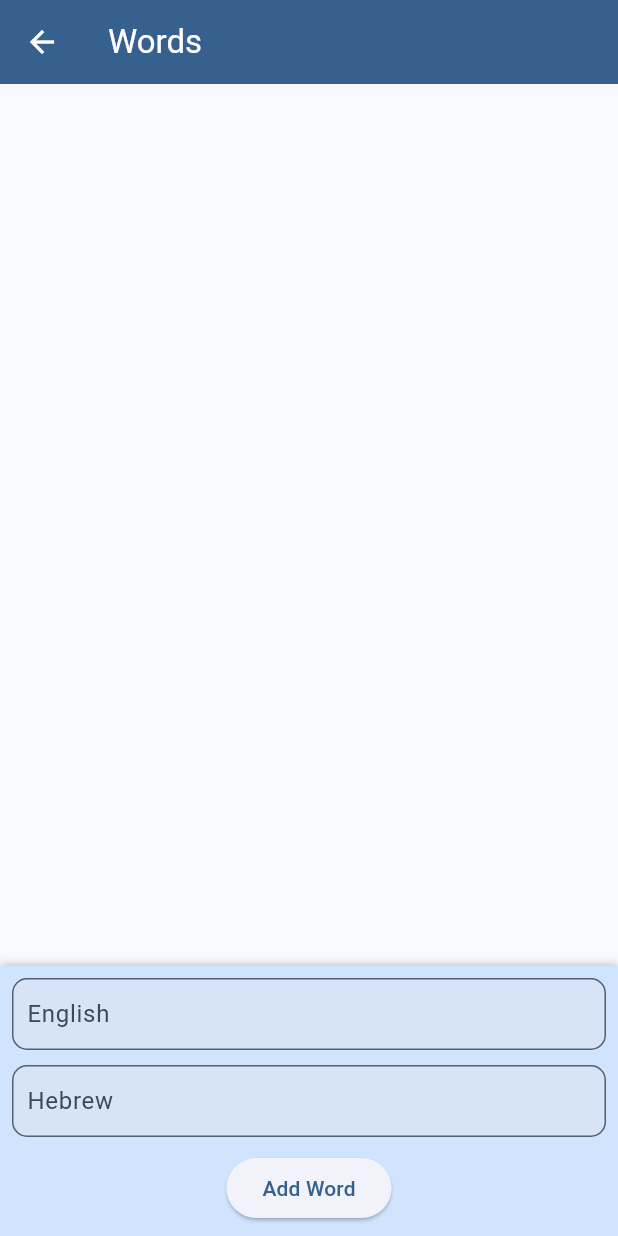
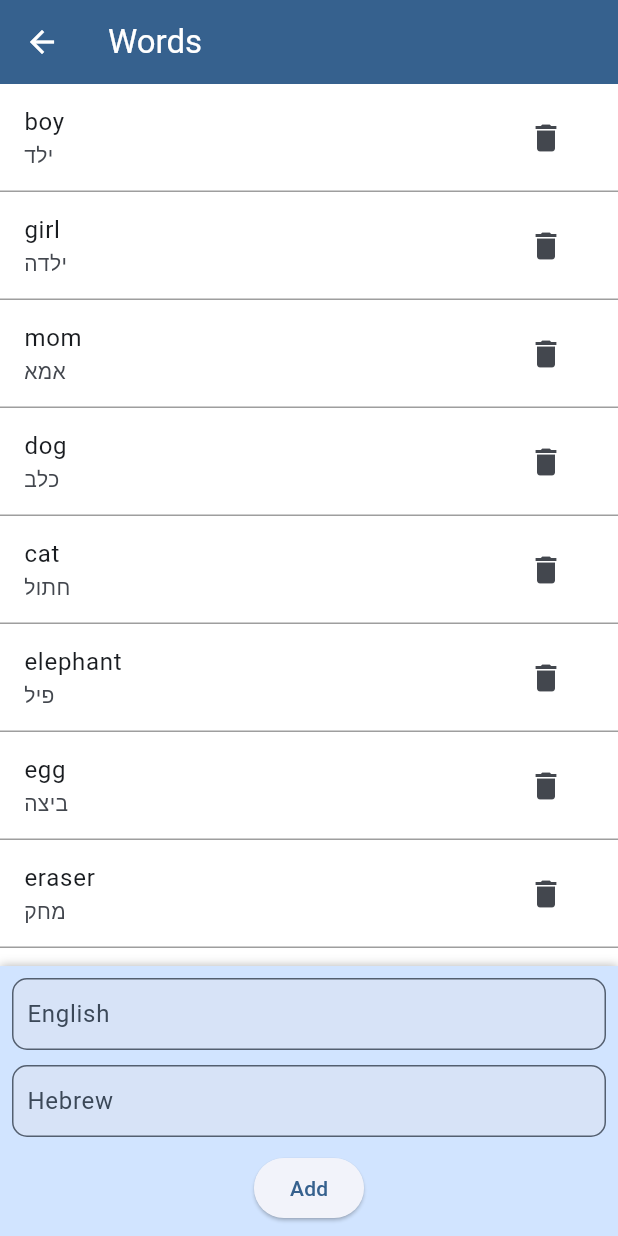
Before and after one commit to hedshafran/learning-english, a Flutter app: the screen it shows after launch, after a tap on the "list" icon, on a phone screen of 412 x 824 dp. Run offline on Flutter 3.47's test engine with Material 3 defaults, Android fonts, the phone set to English and light mode, and no system bars; our stand-ins replace flutter_tts, shared_preferences.

Commit message:
Changed word color to enum + bug fixes and new features

```diff
--- a/lib/models/word.dart
+++ b/lib/models/word.dart
@@ -1,6 +1,18 @@
+enum WordColor {
+  all('all', 'All'),
+  green('green', 'Green'),
+  yellow('yellow', 'Yellow'),
+  red('red', 'Red'),
+  newWord('new', 'New');
+
+  final String value;
+  final String name;
+  const WordColor(this.value, this.name);
+}
+
 class Word {
   String english;
   String hebrew;
-  String color;
-  Word({required this.english, required this.hebrew, this.color = 'new'});
+  WordColor color;
+  Word({required this.english, required this.hebrew, this.color = WordColor.newWord});
 }
--- a/lib/pages/words_quiz_page.dart
+++ b/lib/pages/words_quiz_page.dart
@@ -1,6 +1,5 @@
-import 'dart:math';
-
 import 'package:flutter/material.dart';
+import 'package:noam_learns_english/models/word.dart';
 import 'package:noam_learns_english/providers/words_provider.dart';
 import 'package:noam_learns_english/widgets/flipping_card.dart';
 import 'package:noam_learns_english/widgets/rating_buttons.dart';
@@ -16,8 +15,6 @@ class WordsQuizPage extends StatefulWidget {
 
 class _WordsQuizPageState extends State<WordsQuizPage> {
   FlutterTts flutterTts = FlutterTts();
-  int currentIndex = 0;
-  String? selectedColor;
 
   @override
   Widget build(BuildContext context) {
@@ -27,52 +24,34 @@ class _WordsQuizPageState extends State<WordsQuizPage> {
     );
 
     var wordsProvider = Provider.of<WordsProvider>(context);
-    var words = wordsProvider.words;
-    if (selectedColor != null) {
-      words = selectedColor == 'all'
-          ? words
-          : words.where((word) => word.color == selectedColor).toList();
-    }
-
-    var currentWord = words.isNotEmpty ? words[currentIndex] : null;
+    Word? currentWord = wordsProvider.currentWord;
+    var words = wordsProvider.filteredWords;
 
     var dropdownButton = DropdownButton<String>(
-      value: selectedColor,
+      value: wordsProvider.selectedColor.value,
       hint: const Text("Select a color"),
-      items: <String>['all', 'green', 'yellow', 'red', 'new']
-          .map((String value) {
-        Color textColor;
-        switch (value) {
-          case 'green':
-            textColor = Colors.green;
-            break;
-          case 'yellow':
-            textColor = Colors.yellow;
-            break;
-          case 'red':
-            textColor = Colors.red;
-            break;
-          case 'new':
-            textColor = Colors.black;
-            break;
-          default:
-            textColor = Colors.black;
-        }
-        return DropdownMenuItem<String>(
-          value: value,
-          child: Text(value, style: TextStyle(color: textColor)),
-        );
-      }).toList(),
+      items: WordColor.values
+          .map((color) => DropdownMenuItem(
+                value: color.value,
+                child: Text(color.name,
+                    style: TextStyle(
+                        color: color == WordColor.green
+                            ? Colors.green
+                            : color == WordColor.yellow
+                                ? Colors.yellow
+                                : color == WordColor.red
+                                    ? Colors.red
+                                    : Colors.black)),
+              ))
+          .toList(),
       onChanged: (newValue) {
-        setState(() {
-          selectedColor = newValue;
-          currentIndex = 0;
-        });
+        wordsProvider.selectedColor = WordColor.values.firstWhere(
+            (color) => color.value == newValue,
+            orElse: () => WordColor.all);
       },
     );
 
     return Scaffold(
-      // add a button to the app bar that takes to the words bank page
       appBar: AppBar(
         backgroundColor: Theme.of(context).colorScheme.primary,
         title: Text('Words Quiz',
@@ -109,9 +88,7 @@ class _WordsQuizPageState extends State<WordsQuizPage> {
                     ),
                   ),
                   RatingButtons(
-                      wordsProvider: wordsProvider,
-                      currentIndex: currentIndex,
-                      currentWord: currentWord),
+                      wordsProvider: wordsProvider, currentWord: currentWord),
                   const SizedBox(height: 10),
                   Row(
                     mainAxisAlignment: MainAxisAlignment.center,
@@ -120,7 +97,7 @@ class _WordsQuizPageState extends State<WordsQuizPage> {
                         style: buttonStyle,
                         onPressed: () {
                           setState(() {
-                            currentIndex = (currentIndex - 1) % words.length;
+                            wordsProvider.previousWord();
                           });
                         },
                         child: const Icon(Icons.arrow_back),
@@ -136,7 +113,7 @@ class _WordsQuizPageState extends State<WordsQuizPage> {
                         style: buttonStyle,
                         onPressed: () {
                           setState(() {
-                            currentIndex = Random().nextInt(words.length);
+                            wordsProvider.randomizeWords();
                           });
                         },
                         child: const Icon(Icons.shuffle),
@@ -145,7 +122,7 @@ class _WordsQuizPageState extends State<WordsQuizPage> {
                         style: buttonStyle,
                         onPressed: () {
                           setState(() {
-                            currentIndex = (currentIndex + 1) % words.length;
+                            wordsProvider.nextWord();
                           });
                         },
                         child: const Icon(Icons.arrow_forward),
--- /dev/null
+++ b/lib/providers/default_words.dart
@@ -0,0 +1,161 @@
+import 'package:noam_learns_english/models/word.dart';
+
+List<Word> defaultWords = [
+  Word(english: 'boy', hebrew: 'ילד', color: WordColor.newWord),
+  Word(english: 'girl', hebrew: 'ילדה', color: WordColor.newWord),
+  Word(english: 'mom', hebrew: 'אמא', color: WordColor.newWord),
+  Word(english: 'dog', hebrew: 'כלב', color: WordColor.newWord),
+  Word(english: 'cat', hebrew: 'חתול', color: WordColor.newWord),
+  Word(english: 'elephant', hebrew: 'פיל', color: WordColor.newWord),
+  Word(english: 'egg', hebrew: 'ביצה', color: WordColor.newWord),
+  Word(english: 'eraser', hebrew: 'מחק', color: WordColor.newWord),
+  Word(english: 'school', hebrew: 'בית ספר', color: WordColor.newWord),
+  Word(english: 'pencil', hebrew: 'עפרון', color: WordColor.newWord),
+  Word(english: 'table', hebrew: 'שולחן', color: WordColor.newWord),
+  Word(english: 'bed', hebrew: 'מיטה', color: WordColor.newWord),
+  Word(english: 'black', hebrew: 'שחור', color: WordColor.newWord),
+  Word(english: 'white', hebrew: 'לבן', color: WordColor.newWord),
+  Word(english: 'red', hebrew: 'אדום', color: WordColor.newWord),
+  Word(english: 'blue', hebrew: 'כחול', color: WordColor.newWord),
+  Word(english: 'zero', hebrew: 'אפס', color: WordColor.newWord),
+  Word(english: 'one', hebrew: 'אחת', color: WordColor.newWord),
+  Word(english: 'two', hebrew: 'שתיים', color: WordColor.newWord),
+  Word(english: 'baby', hebrew: 'תינוק', color: WordColor.newWord),
+  Word(english: 'bag', hebrew: 'תיק', color: WordColor.newWord),
+  Word(english: 'book', hebrew: 'ספר', color: WordColor.newWord),
+  Word(english: 'box', hebrew: 'קופסה', color: WordColor.newWord),
+  Word(english: 'big', hebrew: 'גדול', color: WordColor.newWord),
+  Word(english: 'small', hebrew: 'קטן', color: WordColor.newWord),
+  Word(english: 'play', hebrew: 'לשחק', color: WordColor.newWord),
+  Word(english: 'sing', hebrew: 'לשיר', color: WordColor.newWord),
+  Word(english: 'run', hebrew: 'לרוץ', color: WordColor.newWord),
+  Word(english: 'rest', hebrew: 'לנוח', color: WordColor.newWord),
+  Word(english: 'hen', hebrew: 'תרנגולת', color: WordColor.newWord),
+  Word(english: 'rabbit', hebrew: 'ארנבת', color: WordColor.newWord),
+  Word(english: 'best', hebrew: 'טוב ביותר', color: WordColor.newWord),
+  Word(english: 'hand', hebrew: 'יד', color: WordColor.newWord),
+  Word(english: 'horse', hebrew: 'סוס', color: WordColor.newWord),
+  Word(english: 'happy', hebrew: 'שמח', color: WordColor.newWord),
+  Word(english: 'good', hebrew: 'טוב', color: WordColor.newWord),
+  Word(english: 'tall', hebrew: 'גבוה', color: WordColor.newWord),
+  Word(english: 'fast', hebrew: 'מהיר', color: WordColor.newWord),
+  Word(english: 'ball', hebrew: 'כדור', color: WordColor.newWord),
+  Word(english: 'in', hebrew: 'בתוך', color: WordColor.newWord),
+  Word(english: 'on', hebrew: 'על', color: WordColor.newWord),
+  Word(english: 'pupil', hebrew: 'תלמיד', color: WordColor.newWord),
+  Word(english: 'picture', hebrew: 'תמונה', color: WordColor.newWord),
+  Word(english: 'chair', hebrew: 'כיסא', color: WordColor.newWord),
+  Word(english: 'lost', hebrew: 'אבוד', color: WordColor.newWord),
+  Word(english: 'ask', hebrew: 'לשאול', color: WordColor.newWord),
+  Word(english: 'lamp', hebrew: 'מנורה', color: WordColor.newWord),
+  Word(english: 'mat', hebrew: 'שטיח', color: WordColor.newWord),
+  Word(english: 'milk', hebrew: 'חלב', color: WordColor.newWord),
+  Word(english: 'floor', hebrew: 'רצפה', color: WordColor.newWord),
+  Word(english: 'garden', hebrew: 'גינה', color: WordColor.newWord),
+  Word(english: 'kitchen', hebrew: 'מטבח', color: WordColor.newWord),
+  Word(english: 'mad', hebrew: 'כועס/משוגע', color: WordColor.newWord),
+  Word(english: 'lunch', hebrew: 'ארוחת צהריים', color: WordColor.newWord),
+  Word(english: 'juice', hebrew: 'מיץ', color: WordColor.newWord),
+  Word(english: 'cookie', hebrew: 'עוגייה', color: WordColor.newWord),
+  Word(english: 'chicken', hebrew: 'תרנגולת', color: WordColor.newWord),
+  Word(english: 'car', hebrew: 'מכונית', color: WordColor.newWord),
+  Word(english: 'plan', hebrew: 'תוכנית', color: WordColor.newWord),
+  Word(english: 'eat', hebrew: 'לאכול', color: WordColor.newWord),
+  Word(english: 'sofa', hebrew: 'ספה', color: WordColor.newWord),
+  Word(english: 'sun', hebrew: 'שמש', color: WordColor.newWord),
+  Word(english: 'sunny', hebrew: 'שמשי', color: WordColor.newWord),
+  Word(english: 'hot', hebrew: 'חם', color: WordColor.newWord),
+  Word(english: 'cold', hebrew: 'קר', color: WordColor.newWord),
+  Word(english: 'living room', hebrew: 'סלון', color: WordColor.newWord),
+  Word(english: 'farm', hebrew: 'חווה', color: WordColor.newWord),
+  Word(english: 'cow', hebrew: 'פרה', color: WordColor.newWord),
+  Word(english: 'carrot', hebrew: 'גזר', color: WordColor.newWord),
+  Word(english: 'leg', hebrew: 'רגל', color: WordColor.newWord),
+  Word(english: 'brown', hebrew: 'חום', color: WordColor.newWord),
+  Word(english: 'they', hebrew: 'הם', color: WordColor.newWord),
+  Word(english: 'now', hebrew: 'עכשיו', color: WordColor.newWord),
+  Word(english: 'hungry', hebrew: 'רעב', color: WordColor.newWord),
+  Word(english: 'mouse', hebrew: 'עכבר', color: WordColor.newWord),
+  Word(english: 'sheep', hebrew: 'כבשה', color: WordColor.newWord),
+  Word(english: 'tree', hebrew: 'עץ', color: WordColor.newWord),
+  Word(english: 'friend', hebrew: 'חבר', color: WordColor.newWord),
+  Word(english: 'job', hebrew: 'עבודה', color: WordColor.newWord),
+  Word(english: 'soft', hebrew: 'רך', color: WordColor.newWord),
+  Word(english: 'fun', hebrew: 'כיף', color: WordColor.newWord),
+  Word(english: 'teacher', hebrew: 'מורה', color: WordColor.newWord),
+  Word(english: 'test', hebrew: 'מבחן', color: WordColor.newWord),
+  Word(english: 'pen', hebrew: 'עט', color: WordColor.newWord),
+  Word(english: 'pencile case', hebrew: 'קלמר', color: WordColor.newWord),
+  Word(english: 'hat', hebrew: 'כובע', color: WordColor.newWord),
+  Word(english: 'add', hebrew: 'להוסיף', color: WordColor.newWord),
+  Word(english: 'plus', hebrew: 'פלוס', color: WordColor.newWord),
+  Word(english: 'three', hebrew: 'שלוש', color: WordColor.newWord),
+  Word(english: 'four', hebrew: 'ארבע', color: WordColor.newWord),
+  Word(english: 'five', hebrew: 'חמש', color: WordColor.newWord),
+  Word(english: 'six', hebrew: 'שש', color: WordColor.newWord),
+  Word(english: 'eleven', hebrew: 'אחד עשר', color: WordColor.newWord),
+  Word(english: 'seven', hebrew: 'שבע', color: WordColor.newWord),
+  Word(english: 'eight', hebrew: 'שמונה', color: WordColor.newWord),
+  Word(english: 'nine', hebrew: 'תשע', color: WordColor.newWord),
+  Word(english: 'ten', hebrew: 'עשר', color: WordColor.newWord),
+  Word(english: 'twelve', hebrew: 'שנים עשר', color: WordColor.newWord),
+  Word(english: 'apple', hebrew: 'תפוח', color: WordColor.newWord),
+  Word(english: 'man', hebrew: 'איש', color: WordColor.newWord),
+  Word(english: 'woman', hebrew: 'אישה', color: WordColor.newWord),
+  Word(english: 'green', hebrew: 'ירוק', color: WordColor.newWord),
+  Word(english: 'orange', hebrew: 'כתום', color: WordColor.newWord),
+  Word(english: 'yellow', hebrew: 'צהוב', color: WordColor.newWord),
+  Word(english: 'notebook', hebrew: 'מחברת', color: WordColor.newWord),
+  Word(english: 'nose', hebrew: 'אף', color: WordColor.newWord),
+  Word(english: 'mouth', hebrew: 'פה', color: WordColor.newWord),
+  Word(english: 'computer', hebrew: 'מחשב', color: WordColor.newWord),
+  Word(english: 'sister', hebrew: 'אחות', color: WordColor.newWord),
+  Word(english: 'brother', hebrew: 'אח', color: WordColor.newWord),
+  Word(english: 'dad', hebrew: 'אבא', color: WordColor.newWord),
+  Word(english: 'desk', hebrew: 'שולחן עבודה', color: WordColor.newWord),
+  Word(english: 'duck', hebrew: 'ברווז', color: WordColor.newWord),
+  Word(english: 'help', hebrew: 'עזרה', color: WordColor.newWord),
+  Word(english: 'sad', hebrew: 'עצוב', color: WordColor.newWord),
+  Word(english: 'bad', hebrew: 'רע', color: WordColor.newWord),
+  Word(english: 'grandma', hebrew: 'סבתא', color: WordColor.newWord),
+  Word(english: 'grandpa', hebrew: 'סבא', color: WordColor.newWord),
+  Word(english: 'gift', hebrew: 'מתנה', color: WordColor.newWord),
+  Word(english: 'gray', hebrew: 'אפור', color: WordColor.newWord),
+  Word(english: 'door', hebrew: 'דלת', color: WordColor.newWord),
+  Word(english: 'house', hebrew: 'בית', color: WordColor.newWord),
+  Word(english: 'jump', hebrew: 'לקפוץ', color: WordColor.newWord),
+  Word(english: 'party', hebrew: 'מסיבה', color: WordColor.newWord),
+  Word(english: 'game', hebrew: 'משחק', color: WordColor.newWord),
+  Word(english: 'foot', hebrew: 'כף רגל', color: WordColor.newWord),
+  Word(english: 'family', hebrew: 'משפחה', color: WordColor.newWord),
+  Word(english: 'fish', hebrew: 'דג', color: WordColor.newWord),
+  Word(english: 'pet', hebrew: 'חיית מחמד', color: WordColor.newWord),
+  Word(english: 'birthday', hebrew: 'יום הולדת', color: WordColor.newWord),
+  Word(english: 'card', hebrew: 'כרטיס', color: WordColor.newWord),
+  Word(english: 'swim', hebrew: 'לשחות', color: WordColor.newWord),
+  Word(english: 'you', hebrew: 'אתה', color: WordColor.newWord),
+  Word(english: 'under', hebrew: 'מתחת', color: WordColor.newWord),
+  Word(english: 'umbrella', hebrew: 'מטריה', color: WordColor.newWord),
+  Word(english: 'glad', hebrew: 'שמח', color: WordColor.newWord),
+  Word(english: 'king', hebrew: 'מלך', color: WordColor.newWord),
+  Word(english: 'water', hebrew: 'מים', color: WordColor.newWord),
+  Word(english: 'window', hebrew: 'חלון', color: WordColor.newWord),
+  Word(english: 'queen', hebrew: 'מלכה', color: WordColor.newWord),
+  Word(english: 'eyes', hebrew: 'עיניים', color: WordColor.newWord),
+  Word(english: 'ears', hebrew: 'אוזניים', color: WordColor.newWord),
+  Word(english: 'monkey', hebrew: 'קוף', color: WordColor.newWord),
+  Word(english: 'zoo', hebrew: 'גן חיות', color: WordColor.newWord),
+  Word(english: 'kid', hebrew: 'ילד', color: WordColor.newWord),
+  Word(english: 'long', hebrew: 'ארוך', color: WordColor.newWord),
+  Word(english: 'great', hebrew: 'נהדר', color: WordColor.newWord),
+  Word(english: 'talk', hebrew: 'לדבר', color: WordColor.newWord),
+  Word(english: 'cut', hebrew: 'לחתוך', color: WordColor.newWord),
+  Word(english: 'van', hebrew: 'רכב גדול', color: WordColor.newWord),
+  Word(english: 'magic', hebrew: 'קסם', color: WordColor.newWord),
+  Word(english: 'head', hebrew: 'ראש', color: WordColor.newWord),
+  Word(english: 'quiet', hebrew: 'שקט', color: WordColor.newWord),
+  Word(english: 'top', hebrew: 'ראש', color: WordColor.newWord),
+  Word(english: 'ice cream', hebrew: 'גלידה', color: WordColor.newWord),
+  Word(english: 'candy', hebrew: 'סוכרייה', color: WordColor.newWord),
+  Word(english: 'cake', hebrew: 'עוגה', color: WordColor.newWord),
+];
```
Also changed, not shown: lib/pages/words_bank_page.dart (+58 -13 lines), lib/providers/words_provider.dart (+84 -3 lines), lib/widgets/flipping_card.dart (+10 -5 lines), lib/widgets/rating_buttons.dart (+6 -8 lines), 1 other file.
